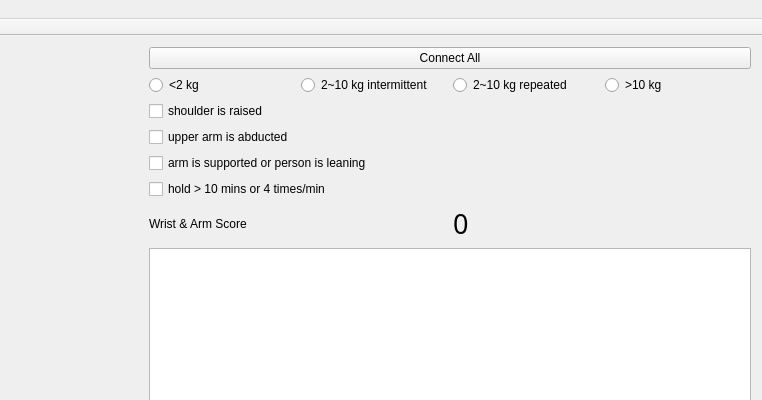
First picture: the form in GLtest-2/mainwindow.ui, repository avmm9898/Ergonomic-X, before the edit; both pictures show x 471 to 1233 and y 0 to 400 of the 1233 by 714 pixel window.
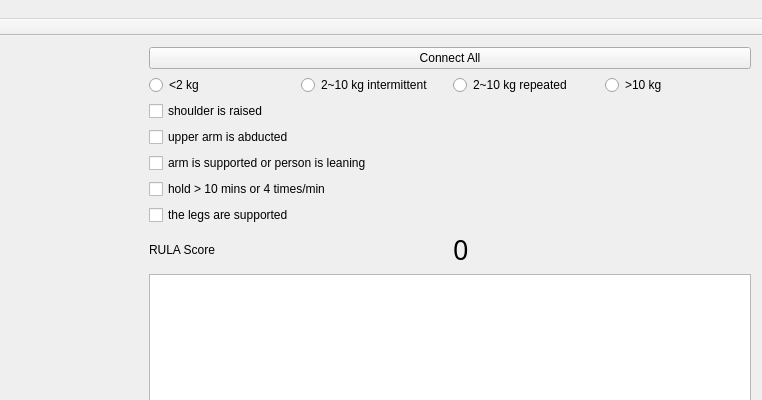
Second picture: the form after the edit. Custom widgets are drawn as their Qt base class.

Commit message: finalize rula

The edit to the form file:
```diff
--- a/GLtest-2/mainwindow.ui
+++ b/GLtest-2/mainwindow.ui
@@ -139,12 +139,19 @@
         </property>
        </widget>
       </item>
+      <item>
+       <widget class="QCheckBox" name="check_rula_5">
+        <property name="text">
+         <string>the legs are supported</string>
+        </property>
+       </widget>
+      </item>
       <item>
        <layout class="QHBoxLayout" name="horizontalLayout_3">
         <item>
          <widget class="QLabel" name="label">
           <property name="text">
-           <string>Wrist &amp; Arm Score</string>
+           <string>RULA Score</string>
           </property>
          </widget>
         </item>
```
Left out of the diff: 2 changed lines with no effect on the pictures. The commit also changes 13 other files.
